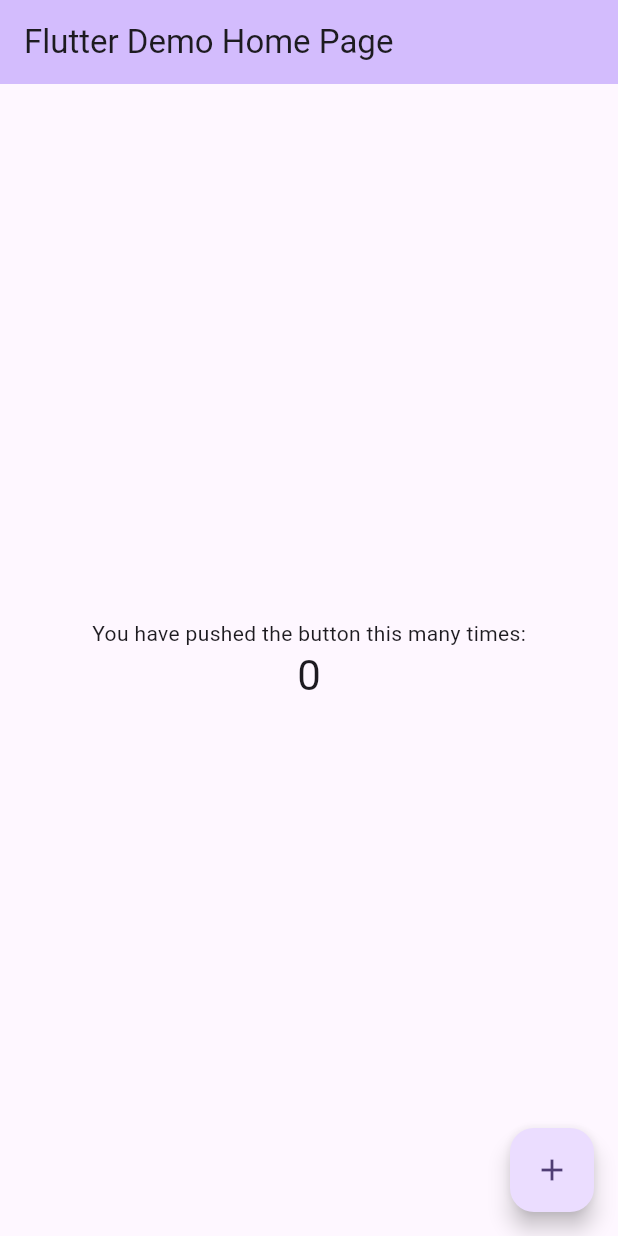
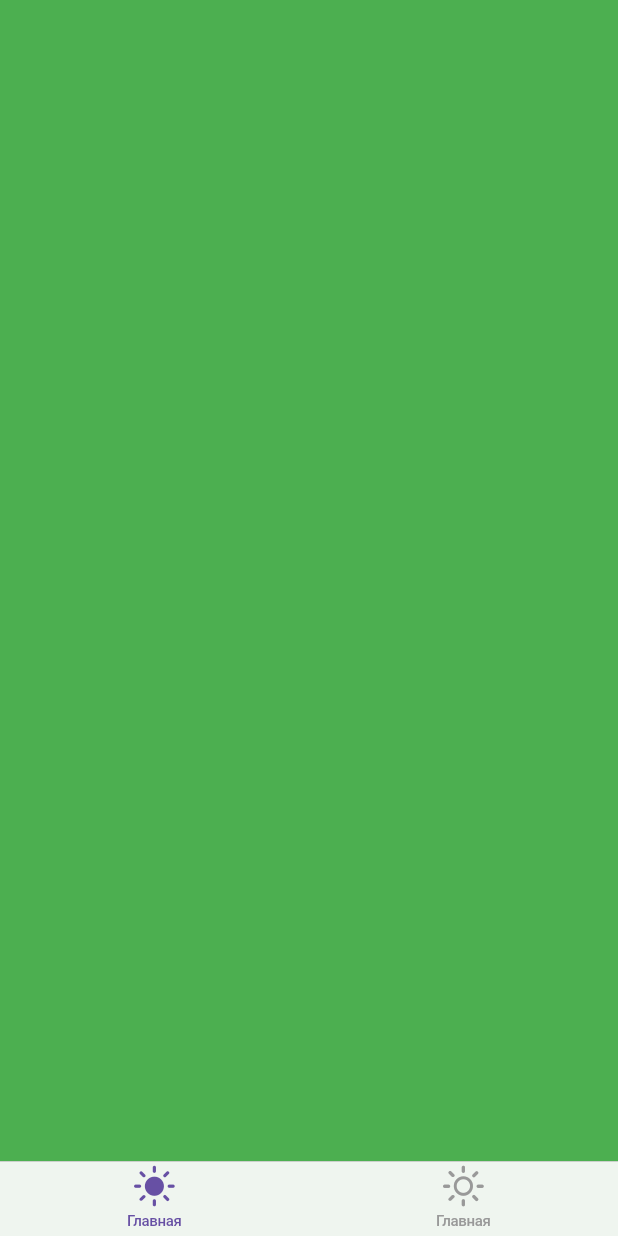
Before and after one commit to NikitaDemedyuk/Weather_app, a Flutter app: the screen it shows after launch, on a phone screen of 412 x 824 dp. Run offline on Flutter 3.47's test engine with Material 3 defaults, Android fonts, the phone set to English and light mode, and no system bars; our stand-ins replace equatable, flutter_bloc, get_it, go_router.

Commit message:
create app architecture

```diff
--- /dev/null
+++ b/devtools_options.yaml
@@ -0,0 +1 @@
+extensions:
--- /dev/null
+++ b/lib/injection.dart
@@ -0,0 +1,21 @@
+import 'package:get_it/get_it.dart';
+import 'package:weather_app/presentation/today_forecast/cubit/today_forecast_cubit.dart';
+import 'package:weather_app/presentation/weekly_forecast/cubit/weekly_forecast_cubit.dart';
+
+import 'presentation/home/cubit/home_cubit.dart';
+
+final locator = GetIt.instance;
+
+Future<void> init() async {
+  locator.registerLazySingleton<HomeCubit>(
+    () => HomeCubit(),
+  );
+
+  locator.registerLazySingleton<TodayForecastCubit>(
+    () => TodayForecastCubit(),
+  );
+
+  locator.registerLazySingleton<WeeklyForecastCubit>(
+    () => WeeklyForecastCubit(),
+  );
+}
--- a/lib/main.dart
+++ b/lib/main.dart
@@ -1,125 +1,66 @@
+import 'package:flutter/cupertino.dart';
 import 'package:flutter/material.dart';
+import 'package:flutter_bloc/flutter_bloc.dart';
+import 'package:weather_app/injection.dart';
+import 'package:weather_app/presentation/home/pages/home_page.dart';
+import 'package:weather_app/routes.dart';
 
-void main() {
-  runApp(const MyApp());
+import 'presentation/home/cubit/home_cubit.dart';
+import 'presentation/today_forecast/cubit/today_forecast_cubit.dart';
+import 'presentation/weekly_forecast/cubit/weekly_forecast_cubit.dart';
+
+Future<void> main() async {
+
+  WidgetsFlutterBinding.ensureInitialized();
+
+  await init();
+
+  runApp(const App());
 }
 
-class MyApp extends StatelessWidget {
-  const MyApp({super.key});
+class App extends StatelessWidget {
+  const App({super.key});
 
-  // This widget is the root of your application.
   @override
   Widget build(BuildContext context) {
-    return MaterialApp(
-      title: 'Flutter Demo',
-      theme: ThemeData(
-        // This is the theme of your application.
-        //
-        // TRY THIS: Try running your application with "flutter run". You'll see
-        // the application has a purple toolbar. Then, without quitting the app,
-        // try changing the seedColor in the colorScheme below to Colors.green
-        // and then invoke "hot reload" (save your changes or press the "hot
-        // reload" button in a Flutter-supported IDE, or press "r" if you used
-        // the command line to start the app).
-        //
-        // Notice that the counter didn't reset back to zero; the application
-        // state is not lost during the reload. To reset the state, use hot
-        // restart instead.
-        //
-        // This works for code too, not just values: Most code changes can be
-        // tested with just a hot reload.
-        colorScheme: ColorScheme.fromSeed(seedColor: Colors.deepPurple),
-        useMaterial3: true,
-      ),
-      home: const MyHomePage(title: 'Flutter Demo Home Page'),
+    return MultiBlocProvider(
+        providers: [
+          BlocProvider.value(value: locator<HomeCubit>()),
+          BlocProvider.value(value: locator<TodayForecastCubit>()),
+          BlocProvider.value(value: locator<WeeklyForecastCubit>()),
+        ],
+        child: const AppView(),
       );
   }
 }
 
-class MyHomePage extends StatefulWidget {
-  const MyHomePage({super.key, required this.title});
-
-  // This widget is the home page of your application. It is stateful, meaning
-  // that it has a State object (defined below) that contains fields that affect
-  // how it looks.
-
-  // This class is the configuration for the state. It holds the values (in this
-  // case the title) provided by the parent (in this case the App widget) and
-  // used by the build method of the State. Fields in a Widget subclass are
-  // always marked "final".
-
-  final String title;
+class AppView extends StatefulWidget {
+  const AppView({super.key});
 
   @override
-  State<MyHomePage> createState() => _MyHomePageState();
+  State<AppView> createState() => _AppViewState();
 }
 
-class _MyHomePageState extends State<MyHomePage> {
-  int _counter = 0;
-
-  void _incrementCounter() {
-    setState(() {
-      // This call to setState tells the Flutter framework that something has
-      // changed in this State, which causes it to rerun the build method below
-      // so that the display can reflect the updated values. If we changed
-      // _counter without calling setState(), then the build method would not be
-      // called again, and so nothing would appear to happen.
-      _counter++;
-    });
-  }
-
+class _AppViewState extends State<AppView> {
   @override
   Widget build(BuildContext context) {
-    // This method is rerun every time setState is called, for instance as done
-    // by the _incrementCounter method above.
-    //
-    // The Flutter framework has been optimized to make rerunning build methods
-    // fast, so that you can just rebuild anything that needs updating rather
-    // than having to individually change instances of widgets.
-    return Scaffold(
-      appBar: AppBar(
-        // TRY THIS: Try changing the color here to a specific color (to
-        // Colors.amber, perhaps?) and trigger a hot reload to see the AppBar
-        // change color while the other colors stay the same.
-        backgroundColor: Theme.of(context).colorScheme.inversePrimary,
-        // Here we take the value from the MyHomePage object that was created by
-        // the App.build method, and use it to set our appbar title.
-        title: Text(widget.title),
-      ),
-      body: Center(
-        // Center is a layout widget. It takes a single child and positions it
-        // in the middle of the parent.
-        child: Column(
-          // Column is also a layout widget. It takes a list of children and
-          // arranges them vertically. By default, it sizes itself to fit its
-          // children horizontally, and tries to be as tall as its parent.
-          //
-          // Column has various properties to control how it sizes itself and
-          // how it positions its children. Here we use mainAxisAlignment to
-          // center the children vertically; the main axis here is the vertical
-          // axis because Columns are vertical (the cross axis would be
-          // horizontal).
-          //
-          // TRY THIS: Invoke "debug painting" (choose the "Toggle Debug Paint"
-          // action in the IDE, or press "p" in the console), to see the
-          // wireframe for each widget.
-          mainAxisAlignment: MainAxisAlignment.center,
-          children: <Widget>[
-            const Text(
-              'You have pushed the button this many times:',
-            ),
-            Text(
-              '$_counter',
-              style: Theme.of(context).textTheme.headlineMedium,
-            ),
-          ],
-        ),
-      ),
-      floatingActionButton: FloatingActionButton(
-        onPressed: _incrementCounter,
-        tooltip: 'Increment',
-        child: const Icon(Icons.add),
-      ), // This trailing comma makes auto-formatting nicer for build methods.
+    return MaterialApp.router(
+      routerConfig: AppRouter.router,
+      debugShowCheckedModeBanner: false,
+      title: 'Weather app!',
+      restorationScopeId: 'weather_app',
+      // theme: CupertinoThemeData(
+      //   brightness: Brightness.light,
+      //   primaryColor: CupertinoColors.systemPurple,
+      //   primaryContrastingColor: CupertinoColors.activeGreen,
+      //   scaffoldBackgroundColor: CupertinoColors.white,
+      //   //barBackgroundColor: primaryColor,
+      // ),
+      color: CupertinoColors.systemPurple,
+      //supportedLocales: supportedLocales,
+      //locale: initialLocale,
+      // builder: (context, child) => const HomePage(),
+      //builder: (_, child) => (),
     );
   }
 }
--- /dev/null
+++ b/lib/presentation/home/cubit/home_cubit.dart
@@ -0,0 +1,12 @@
+import 'package:flutter_bloc/flutter_bloc.dart';
+
+import '../models/home_tab.dart';
+import 'home_state.dart';
+
+class HomeCubit extends Cubit<HomeState> {
+  HomeCubit() : super(const HomeState(tab: HomeTab.todayForecast));
+
+  void setTab(HomeTab tab) {
+    emit(state.copyWith(tab: tab));
+  }
+}
--- /dev/null
+++ b/lib/presentation/home/cubit/home_state.dart
@@ -0,0 +1,23 @@
+import 'package:equatable/equatable.dart';
+
+import '../models/home_tab.dart';
+
+class HomeState extends Equatable {
+  const HomeState({
+    required this.tab,
+  });
+
+  final HomeTab tab;
+
+  HomeState copyWith({
+    HomeTab? tab,
+  }) =>
+      HomeState(
+        tab: tab ?? this.tab,
+      );
+
+  @override
+  List<Object> get props => [
+        tab,
+      ];
+}
--- /dev/null
+++ b/lib/presentation/home/models/home_tab.dart
@@ -0,0 +1,4 @@
+enum HomeTab {
+  todayForecast,
+  weeklyForecast,
+}
--- /dev/null
+++ b/lib/presentation/home/pages/home_page.dart
@@ -0,0 +1,36 @@
+import 'package:flutter/cupertino.dart';
+import 'package:flutter_bloc/flutter_bloc.dart';
+
+import '../cubit/home_cubit.dart';
+import '../widgets/navigation_bar_items.dart';
+import 'selected_page.dart';
+
+class HomePage extends StatelessWidget {
+  const HomePage({super.key});
+
+  @override
+  Widget build(BuildContext context) => const HomePageView();
+}
+
+class HomePageView extends StatelessWidget {
+  const HomePageView({super.key});
+
+  @override
+  Widget build(BuildContext context) {
+
+    final selectedTab = context.select((HomeCubit cubit) => cubit.state.tab);
+
+    return CupertinoTabScaffold(
+      tabBar: CupertinoTabBar(
+        items: [
+          TodayForecastNavigationBarItem(),
+          WeeklyForecastNavigationBarItem(),
+        ],
+      ),
+      tabBuilder: (_, index) => CupertinoTabView(
+        //navigatorKey: context.read<HomeCubit>().getTabNavigatorKey(index),
+        builder: (_) => SelectedPage(tab: selectedTab),
+      ),
+    );
+  }
+}
--- /dev/null
+++ b/lib/presentation/home/pages/selected_page.dart
@@ -0,0 +1,28 @@
+import 'package:flutter/material.dart';
+import 'package:weather_app/presentation/weekly_forecast/pages/weekly_forecast.dart';
+
+import '../../today_forecast/pages/today_forecast.dart';
+import '../models/home_tab.dart';
+
+class SelectedPage extends StatelessWidget {
+  const SelectedPage({
+    required this.tab,
+    super.key,
+  });
+
+  final HomeTab tab;
+
+  @override
+  Widget build(BuildContext context) {
+    switch (tab) {
+      case HomeTab.todayForecast:
+        return const TodayForecast();
+
+      case HomeTab.weeklyForecast:
+        return const WeeklyForecast();
+
+      default:
+        return const SizedBox.shrink();
+    }
+  }
+}
--- /dev/null
+++ b/lib/presentation/home/widgets/navigation_bar_items.dart
@@ -0,0 +1,33 @@
+import 'package:flutter/cupertino.dart';
+
+class TodayForecastNavigationBarItem extends BottomNavigationBarItem {
+  TodayForecastNavigationBarItem()
+      : super(
+          icon: Icon(
+            CupertinoIcons.brightness,
+          ),
+          activeIcon: Builder(
+            builder: (context) => Icon(
+              CupertinoIcons.brightness_solid,
+            ),
+          ),
+          label: 'Главная',
+          tooltip: 'Главная',
+        );
+}
+
+class WeeklyForecastNavigationBarItem extends BottomNavigationBarItem {
+  WeeklyForecastNavigationBarItem()
+      : super(
+          icon: Icon(
+            CupertinoIcons.brightness,
+          ),
+          activeIcon: Builder(
+            builder: (context) => Icon(
+              CupertinoIcons.brightness_solid,
+            ),
+          ),
+          label: 'Главная',
+          tooltip: 'Главная',
+        );
+}
--- /dev/null
+++ b/lib/presentation/today_forecast/cubit/today_forecast_cubit.dart
@@ -0,0 +1,7 @@
+import 'package:flutter_bloc/flutter_bloc.dart';
+
+import 'today_forecast_state.dart';
+
+class TodayForecastCubit extends Cubit<TodayForecastState> {
+  TodayForecastCubit() : super(const TodayForecastState());
+}
--- /dev/null
+++ b/lib/presentation/today_forecast/cubit/today_forecast_state.dart
@@ -0,0 +1,10 @@
+import 'package:equatable/equatable.dart';
+
+class TodayForecastState extends Equatable {
+  const TodayForecastState();
+
+  TodayForecastState copyWith() => const TodayForecastState();
+
+  @override
+  List<Object> get props => [];
+}
--- /dev/null
+++ b/lib/presentation/today_forecast/pages/today_forecast.dart
@@ -0,0 +1,19 @@
+import 'package:flutter/material.dart';
+
+class TodayForecast extends StatelessWidget {
+  const TodayForecast({super.key});
+
+  @override
+  Widget build(BuildContext context) => const TodayForecastView();
+}
+
+class TodayForecastView extends StatelessWidget {
+  const TodayForecastView({super.key});
+
+  @override
+  Widget build(BuildContext context) {
+    return Container(
+      color: Colors.green,
+    );
+  }
+}
--- /dev/null
+++ b/lib/presentation/weekly_forecast/cubit/weekly_forecast_cubit.dart
@@ -0,0 +1,7 @@
+import 'package:flutter_bloc/flutter_bloc.dart';
+
+import 'weekly_forecast_state.dart';
+
+class WeeklyForecastCubit extends Cubit<WeeklyForecastState> {
+  WeeklyForecastCubit() : super(const WeeklyForecastState());
+}
--- /dev/null
+++ b/lib/presentation/weekly_forecast/cubit/weekly_forecast_state.dart
@@ -0,0 +1,10 @@
+import 'package:equatable/equatable.dart';
+
+class WeeklyForecastState extends Equatable {
+  const WeeklyForecastState();
+
+  WeeklyForecastState copyWith() => const WeeklyForecastState();
+
+  @override
+  List<Object> get props => [];
+}
--- /dev/null
+++ b/lib/presentation/weekly_forecast/pages/weekly_forecast.dart
@@ -0,0 +1,19 @@
+import 'package:flutter/material.dart';
+
+class WeeklyForecast extends StatelessWidget {
+  const WeeklyForecast({super.key});
+
+  @override
+  Widget build(BuildContext context) => const WeeklyForecastView();
+}
+
+class WeeklyForecastView extends StatelessWidget {
+  const WeeklyForecastView({super.key});
+
+  @override
+  Widget build(BuildContext context) {
+    return Container(
+      color: Colors.blue,
+    );
+  }
+}
--- /dev/null
+++ b/lib/routes.dart
@@ -0,0 +1,44 @@
+import 'package:flutter/material.dart';
+import 'package:flutter_bloc/flutter_bloc.dart';
+import 'package:go_router/go_router.dart';
+import 'package:weather_app/injection.dart';
+import 'package:weather_app/presentation/home/pages/home_page.dart';
+import 'package:weather_app/presentation/weekly_forecast/pages/weekly_forecast.dart';
+
+import 'presentation/home/cubit/home_cubit.dart';
+import 'presentation/today_forecast/cubit/today_forecast_cubit.dart';
+import 'presentation/today_forecast/pages/today_forecast.dart';
+import 'presentation/weekly_forecast/cubit/weekly_forecast_cubit.dart';
+
+enum AppRoutes {
+  home('/'),
+  todayForecast('/today_forecast'),
+  weeklyForecast('/weekly_forecast');
+
+  final String route;
+
+  const AppRoutes(this.route);
+}
+
+abstract class AppRouter {
+  static final _rootNavigatorKey = GlobalKey<NavigatorState>();
+
+  static GoRouter get router => _router;
+  static BuildContext get currentContext => _rootNavigatorKey.currentContext!;
+
+  static final _router = GoRouter(
+    initialLocation:AppRoutes.home.route,
+    navigatorKey: _rootNavigatorKey,
+    errorBuilder: (context, state) => const SizedBox.shrink(),
+    routes: [
+      GoRoute(
+        name: AppRoutes.home.name,
+        path: AppRoutes.home.route,
+        builder: (context, state) => BlocProvider(
+          create: (context) => locator<HomeCubit>(),
+          child: const HomePage(),
+        ),
+      ),
+    ],
+  );
+}
--- a/pubspec.yaml
+++ b/pubspec.yaml
@@ -35,6 +35,10 @@ dependencies:
   # The following adds the Cupertino Icons font to your application.
   # Use with the CupertinoIcons class for iOS style icons.
   cupertino_icons: ^1.0.6
+  equatable: ^2.0.5
+  flutter_bloc: ^8.1.4
+  get_it: ^7.6.7
+  go_router: ^13.2.0
 
 dev_dependencies:
   flutter_test:
```
Also changed, not shown: pubspec.lock, 3 other files. Lines whose indentation alone changed are shown as unchanged.
